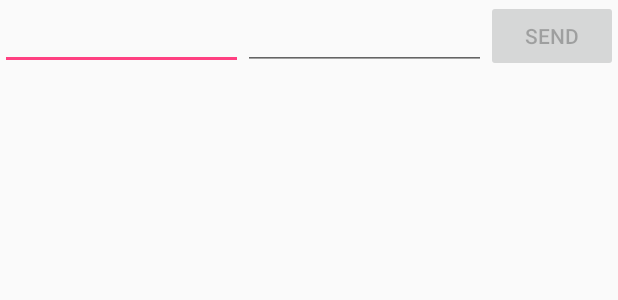
After one commit to Nick1994209/AndManyaIsWellDone, an Android app: the layout activity_main.xml on its own in the app's theme, with its tools: preview values and no code run, on a phone screen of 412 x 824 dp. The commit adds this screen. Shown: the top 300 px of the screen. Run offline under Robolectric (Android 15) with nearby library versions, the phone set to English and light mode, and no system bars.

```diff
--- /dev/null
+++ b/app/src/main/res/layout/activity_main.xml
@@ -0,0 +1,54 @@
+<?xml version="1.0" encoding="utf-8"?>
+<LinearLayout xmlns:android="http://schemas.android.com/apk/res/android"
+    android:orientation="vertical" android:layout_width="match_parent"
+    android:layout_height="match_parent"
+    android:baselineAligned="false">
+
+    <LinearLayout
+        android:id="@+id/linearLayout"
+        android:layout_width="match_parent"
+        android:layout_height="wrap_content"
+        android:layout_alignParentBottom="true"
+        android:layout_alignParentLeft="true"
+        android:layout_alignParentStart="true"
+        android:orientation="horizontal">
+
+        <EditText
+            android:id="@+id/msgQualityText"
+            android:layout_width="0dp"
+            android:layout_height="wrap_content"
+            android:layout_gravity="center_vertical"
+            android:layout_weight="1"/>
+        <EditText
+            android:id="@+id/msgDescription"
+            android:layout_width="0dp"
+            android:layout_height="wrap_content"
+            android:layout_gravity="center_vertical"
+            android:layout_weight="1"/>
+
+        <Button
+            android:id="@+id/sendButton"
+            android:layout_width="wrap_content"
+            android:layout_height="wrap_content"
+            android:layout_gravity="bottom"
+            android:enabled="false"
+            android:text="SEND"/>
+    </LinearLayout>
+
+    <android.support.v7.widget.RecyclerView
+        android:theme="@style/ThemeOverlay.AppCompat.ActionBar"
+        android:id="@+id/messageRecyclerView"
+        android:layout_width="match_parent"
+        android:layout_height="match_parent"
+        android:layout_above="@+id/linearLayout"/>
+
+    <ProgressBar
+        android:id="@+id/progressBar"
+        style="?android:attr/progressBarStyleLarge"
+        android:background="@color/colorPrimary"
+        android:layout_width="wrap_content"
+        android:layout_height="wrap_content"
+        android:layout_centerHorizontal="true"
+        android:layout_centerVertical="true"/>
+
+</LinearLayout>
--- a/app/src/main/res/values/styles.xml
+++ b/app/src/main/res/values/styles.xml
@@ -8,4 +8,5 @@
         <item name="colorAccent">@color/colorAccent</item>
     </style>
 
+
 </resources>
--- a/build.gradle
+++ b/build.gradle
@@ -6,7 +6,7 @@ buildscript {
     }
     dependencies {
         classpath 'com.android.tools.build:gradle:2.3.3'
-
+	classpath 'com.google.gms:google-services:3.1.0'
         // NOTE: Do not place your application dependencies here; they belong
         // in the individual module build.gradle files
     }
```
Also changed, not shown: app/build.gradle (+14 -0 lines), app/src/main/AndroidManifest.xml (+18 -0 lines), app/src/main/java/com/example/nkorolkov/andmanyaiswelldone/ActivityWithMenu.java (added, +32 -0 lines), app/src/main/java/com/example/nkorolkov/andmanyaiswelldone/AuthorizationActivity.java (added, +106 -0 lines), app/src/main/java/com/example/nkorolkov/andmanyaiswelldone/ChatMessage.java (added, +43 -0 lines), app/src/main/java/com/example/nkorolkov/andmanyaiswelldone/HelpActivity.java (added, +13 -0 lines), app/src/main/java/com/example/nkorolkov/andmanyaiswelldone/MainActivity.java (+134 -47 lines), app/src/main/res/layout/activity_auth.xml (added, +26 -0 lines), app/src/main/res/layout/activity_help.xml (added, +35 -0 lines), app/src/main/res/layout/chat_message.xml (added, +48 -0 lines), app/src/main/res/menu/menu_main.xml (added, +15 -0 lines), app/src/main/res/drawable/bg.png (added), app/src/main/res/drawable/ic_account_circle_black_36dp.png (added), 3 other files.
